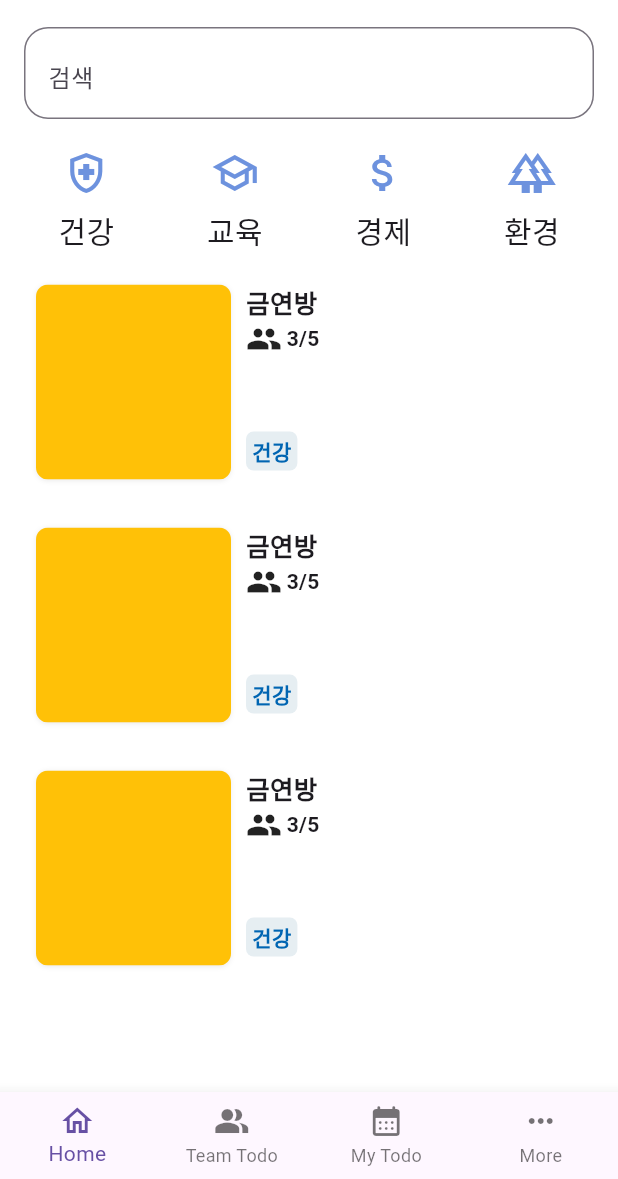
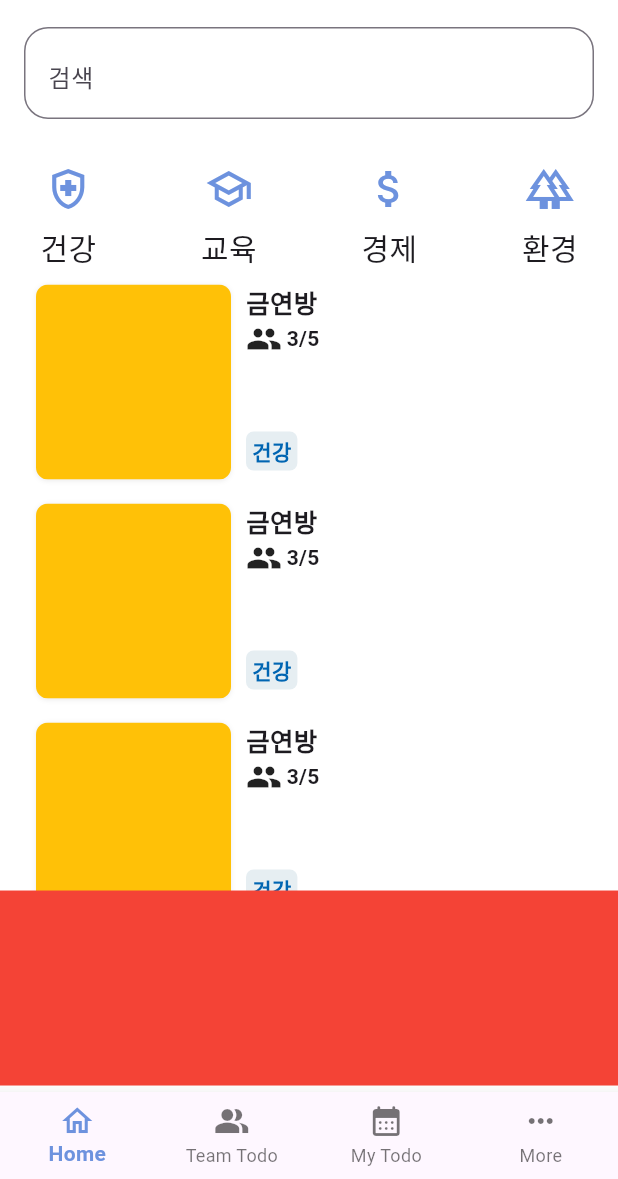
Before and after one commit to new-year-hackathon-team-e/Notodo-Mobile, a Flutter app: the screen it shows after launch, on a phone screen of 412 x 824 dp, the part 57-1236 px from its top. Run offline on Flutter 3.47's test engine with Material 3 defaults, Android fonts, the phone set to English and light mode, and no system bars; Roboto replaces fonts that are missing (Pretendard).

Commit message:
HomeScreen UI

```diff
--- a/lib/components/NavigationBar/bottomNavigationBar.dart
+++ b/lib/components/NavigationBar/bottomNavigationBar.dart
@@ -1,10 +1,15 @@
 import 'package:flutter/material.dart';
+import 'package:notodo/common/data/colors.dart';
 
-BottomNavigationBar mainBottomNavigationBar(_selectedIndex,_onItemTapped){
+BottomNavigationBar mainBottomNavigationBar(selectedIndex, onItemTapped) {
   return BottomNavigationBar(
+    selectedLabelStyle: const TextStyle(
+      fontWeight: FontWeight.bold,
+    ),
+    selectedItemColor: PRIMARY_COLOR,
     type: BottomNavigationBarType.fixed,
-    currentIndex: _selectedIndex,
-    onTap: _onItemTapped,
+    currentIndex: selectedIndex,
+    onTap: onItemTapped,
     items: const <BottomNavigationBarItem>[
       BottomNavigationBarItem(
         icon: Icon(Icons.home_outlined),
--- a/lib/components/Sort/ChannelSort.dart
+++ b/lib/components/Sort/ChannelSort.dart
@@ -18,6 +18,7 @@ class ChannelSort extends StatelessWidget {
     return GestureDetector(
       onTap: onTap,
       child: Column(
+        mainAxisAlignment: MainAxisAlignment.center,
         children: [
           Icon(
             icon,
--- a/lib/screens/HomeScreen.dart
+++ b/lib/screens/HomeScreen.dart
@@ -42,13 +42,12 @@ class _HomeScreenState extends State<HomeScreen> {
         ),
       ],
       title: 'NoTodo',
-      child: Padding(
-        padding: const EdgeInsets.symmetric(
-          horizontal: 16.0,
-        ),
+      child: SingleChildScrollView(
         child: Column(
           children: [
-            TextField(
+            Padding(
+              padding: const EdgeInsets.symmetric(horizontal: 16.0),
+              child: TextField(
                 controller: controller,
                 decoration: InputDecoration(
                   hintText: '검색',
@@ -63,6 +62,7 @@ class _HomeScreenState extends State<HomeScreen> {
                   border: OutlineInputBorder(
                     borderRadius: BorderRadius.circular(
                       16.0,
+                    ),
                   ),
                 ),
               ),
@@ -104,11 +104,12 @@ class _HomeScreenState extends State<HomeScreen> {
                     child: CircularProgressIndicator(),
                   );
                 } else {
-                  return Expanded(
-                    child: ListView.separated(
-                      separatorBuilder: ((context, index) => const SizedBox(
-                            height: 16.0,
-                          )),
+                  return SizedBox(
+                    height: MediaQuery.of(context).size.height * 0.5,
+                    child: Padding(
+                      padding: const EdgeInsets.symmetric(horizontal: 16.0),
+                      child: ListView.builder(
+                        physics: const NeverScrollableScrollPhysics(),
                         itemCount: 3,
                         itemBuilder: (context, index) {
                           final pItem = snapshot.data![index];
@@ -120,10 +121,53 @@ class _HomeScreenState extends State<HomeScreen> {
                               TodoTeamTotalMember: '5',
                               iconText: '',
                               backgroundColor: Colors.amber,
-                            TodoTeamCategoroy: '건강',
+                              TodoTeamCategory: '건강',
                             ),
                           );
                         },
+                      ),
+                    ),
+                  );
+                }
+              }),
+            ),
+            Container(
+              height: 130,
+              color: Colors.red,
+            ),
+            const SizedBox(
+              height: 30.0,
+            ),
+            FutureBuilder(
+              future: future,
+              builder: ((context, snapshot) {
+                if (!snapshot.hasData) {
+                  return const Center(
+                    child: CircularProgressIndicator(),
+                  );
+                } else {
+                  return SizedBox(
+                    height: MediaQuery.of(context).size.height * 0.3,
+                    child: Padding(
+                      padding: const EdgeInsets.symmetric(horizontal: 16.0),
+                      child: ListView.builder(
+                        scrollDirection: Axis.horizontal,
+                        itemCount: 3,
+                        itemBuilder: (context, index) {
+                          final pItem = snapshot.data![index];
+                          return GestureDetector(
+                            onTap: () {},
+                            child: const TodoCardVertical(
+                              TodoTeamTitle: '다이어트방',
+                              TodoTeamJoinMember: '3',
+                              TodoTeamTotalMember: '5',
+                              iconText: '',
+                              backgroundColor: Colors.blue,
+                              TodoTeamCategory: '건강',
+                            ),
+                          );
+                        },
+                      ),
                     ),
                   );
                 }
--- a/lib/screens/MainScreen.dart
+++ b/lib/screens/MainScreen.dart
@@ -1,6 +1,4 @@
 import 'package:flutter/material.dart';
-import 'package:flutter_riverpod/flutter_riverpod.dart';
-import 'package:notodo/common/provider/ProviderObserver.dart';
 import 'package:notodo/screens/HomeScreen.dart';
 import 'package:notodo/screens/MoreScreen.dart';
 import 'package:notodo/screens/MytodoListScreen.dart';
@@ -35,7 +33,7 @@ class _MainScreenState extends State<MainScreen> {
 
     _screens.addAll([
       const HomeScreen(),
-      const TeamTodoLIstScreen(),
+      const TeamTodoListScreen(),
       const MytodoListScreen(),
       const MoreScreen(),
     ]);
@@ -56,9 +54,7 @@ class _MainScreenState extends State<MainScreen> {
   @override
   Widget build(BuildContext context) {
     WidgetsFlutterBinding.ensureInitialized();
-    return ProviderScope(
-      observers: [Logger()],
-      child: MaterialApp(
+    return MaterialApp(
       theme: ThemeData(
         fontFamily: 'Pretendard',
       ),
@@ -73,7 +69,6 @@ class _MainScreenState extends State<MainScreen> {
           ),
         ),
       ),
-      ),
     );
   }
 }
--- a/lib/screens/TeamTodoListScreen.dart
+++ b/lib/screens/TeamTodoListScreen.dart
@@ -1,8 +1,8 @@
 import 'package:flutter/material.dart';
 import 'package:notodo/common/layout/DefaultLayout.dart';
 
-class TeamTodoLIstScreen extends StatelessWidget {
-  const TeamTodoLIstScreen({super.key});
+class TeamTodoListScreen extends StatelessWidget {
+  const TeamTodoListScreen({super.key});
 
   @override
   Widget build(BuildContext context) {
```
Also changed, not shown: lib/common/provider/ProviderObserver.dart (deleted, +0 -29 lines), lib/components/Card/CardWidget.dart (+74 -10 lines), lib/screens/MytodoListScreen.dart (+48 -2 lines), pubspec.lock, 7 other files. Lines whose indentation alone changed are shown as unchanged.
